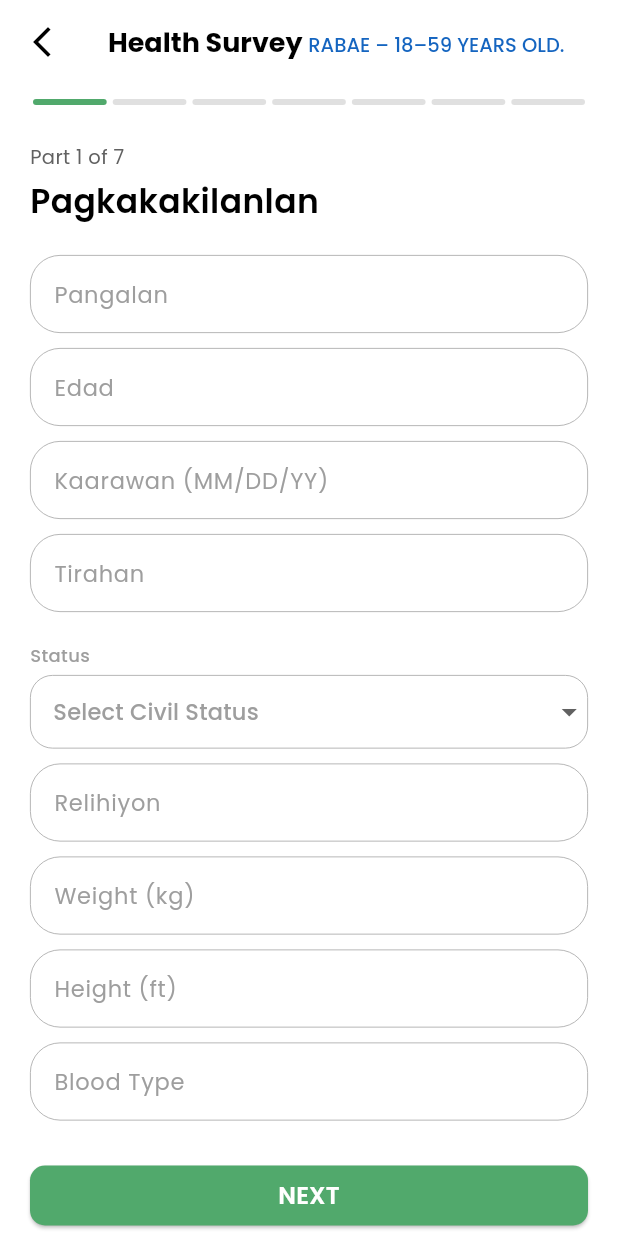
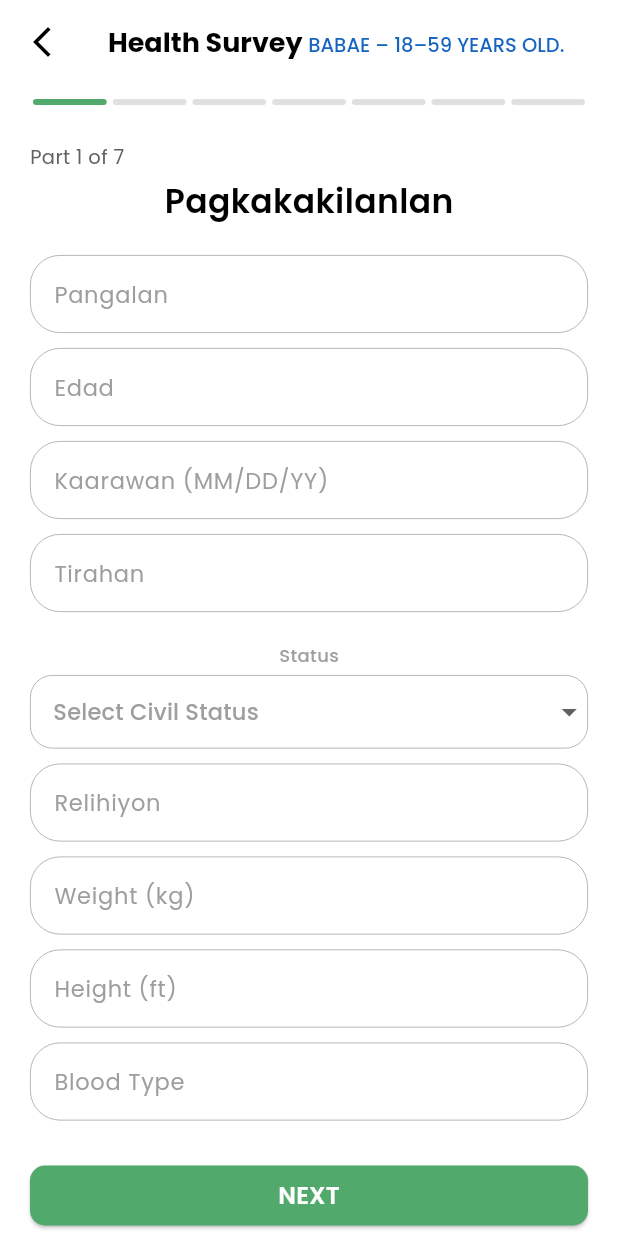
Before and after one commit to g8devt/SurveyProject, a Flutter app: the SurveyForm screen opened directly, on a phone screen of 412 x 824 dp. Run offline on Flutter 3.47's test engine with Material 3 defaults, Android fonts, the phone set to English and light mode, and no system bars; drawn by our look-alikes of dropdown_button2, overlay_support; our stand-ins replace bloc, file_picker, firebase_messaging, flutter_bloc, flutter_local_notifications, flutter_screenutil and 9 more; missing offline and left inert: encrypted_shared_preferences; accounts and stored records are empty.

Commit message:
updates
-Anjeelo Evans

```diff
--- a/lib/views/survey_form/form.dart
+++ b/lib/views/survey_form/form.dart
@@ -67,7 +67,7 @@ class _SurveyFormState extends State<SurveyForm> {
               style: GoogleFonts.poppins(color: Colors.black, fontSize: 18, fontWeight: FontWeight.bold),
               children: [
                 TextSpan(
-                  text: 'RABAE – 18–59 YEARS OLD.',
+                  text: '${gender == 'MALE' ? 'LALAKI' : 'BABAE'} – 18–59 YEARS OLD.',
                   style: GoogleFonts.poppins(color: Colors.blue.shade800, fontWeight: FontWeight.w500, fontSize: 13),
                 ),
               ],
@@ -106,6 +106,10 @@ class _SurveyFormState extends State<SurveyForm> {
                   // Part header
                   Text("Part 1 of 7", style: GoogleFonts.poppins(color: Colors.grey.shade700, fontSize: 13)),
                   const SizedBox(height: 5),
+                  Column(
+                    mainAxisAlignment: MainAxisAlignment.center,
+                    crossAxisAlignment: CrossAxisAlignment.center,
+                    children: [
                       Text(
                         "Pagkakakilanlan",
                         style: GoogleFonts.poppins(fontSize: 22, fontWeight: FontWeight.w600, color: Colors.black),
@@ -145,6 +149,8 @@ class _SurveyFormState extends State<SurveyForm> {
                       const Gap(10),
                       BorderedTextField(hint: "Blood Type", controller: bloodTypeController, borderColor: Colors.grey,),
                       const Gap(30),
+                    ],
+                  ),
                   // NEXT Button
                   SizedBox(
                     width: double.infinity,
```
Lines whose indentation alone changed are shown as unchanged.
